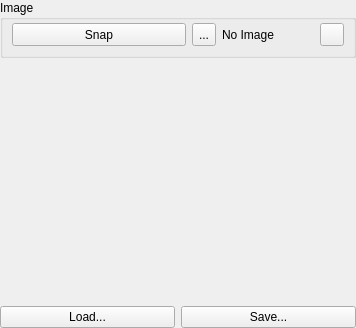
Before: the Qt Designer form AcfSln/Include/iqtcam/CBitmapSupplierGuiComp.ui in ImagingTools/AcfPublic, drawn with Qt 5.
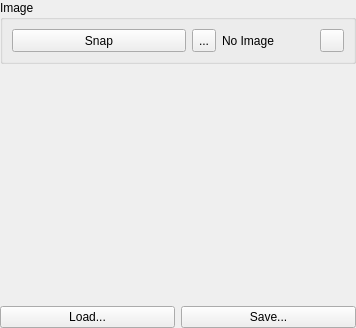
After: the same form once the commit is applied. Icons and pictures are not drawn.

Patch:
```diff
--- a/AcfSln/Include/iqtcam/CBitmapSupplierGuiComp.ui
+++ b/AcfSln/Include/iqtcam/CBitmapSupplierGuiComp.ui
@@ -30,7 +30,7 @@
      </property>
      <layout class="QHBoxLayout" name="horizontalLayout">
       <property name="topMargin">
-       <number>3</number>
+       <number>9</number>
       </property>
       <property name="bottomMargin">
        <number>9</number>
```
